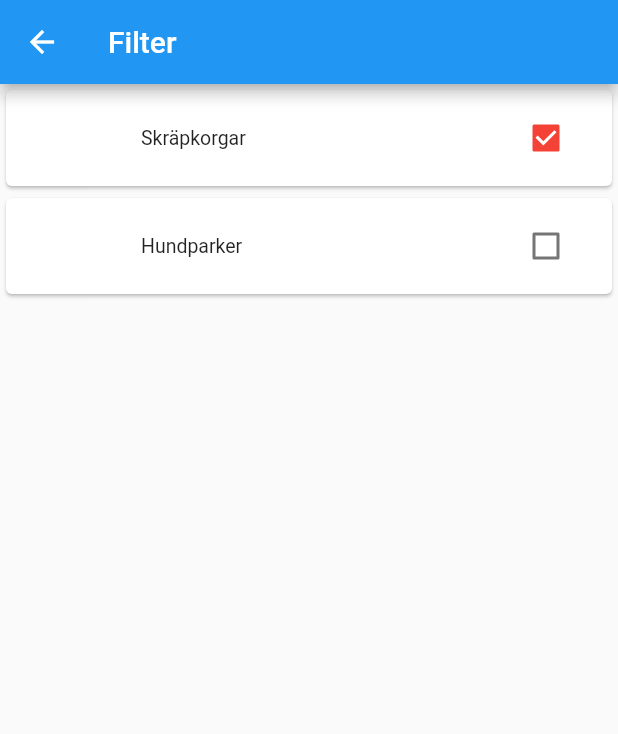
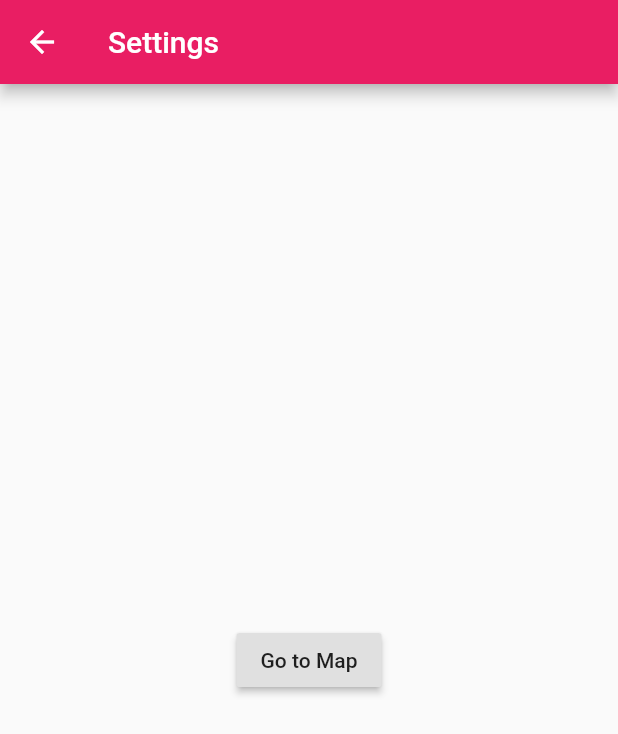
Before and after one commit to JohanEhrencrona/DogSTHLM, a Flutter app: the screen it shows after launch, after a tap on the "settings applications" icon, on a phone screen of 412 x 824 dp. Shown: the top 734 px of the screen. Run offline on Flutter 3.47's test engine with Material 2 defaults, Android fonts, the phone set to English and light mode, and no system bars; our stand-ins replace google_maps_flutter.

Commit message:
Second draft dog app

```diff
--- a/hund_pvt/lib/main.dart
+++ b/hund_pvt/lib/main.dart
@@ -2,6 +2,7 @@ import 'dart:async';
 
 import 'package:flutter/material.dart';
 import 'package:google_maps_flutter/google_maps_flutter.dart';
+import "settings.dart";
 
 void main() {
   runApp(MaterialApp(
@@ -39,7 +40,8 @@ class _MyAppState extends State<MyApp> {
                 icon: const Icon(Icons.settings_applications),
                 tooltip: 'Settings',
                 onPressed: () {
-                  filterScreen(context);
+                  Navigator.push(context,
+                      MaterialPageRoute(builder: (context) => Settings()));
                 },
               ),
             ]),
@@ -100,7 +102,7 @@ class _MyAppState extends State<MyApp> {
                             width: 50,
                           ),
                           onChanged: (bool val) {
-                            itemChange(val, index);
+                            //itemChange(val, index);
                           },
                         )
                       ],
--- /dev/null
+++ b/hund_pvt/lib/settings.dart
@@ -0,0 +1,22 @@
+import 'package:flutter/material.dart';
+
+class Settings extends StatelessWidget {
+  @override
+  Widget build(BuildContext context) {
+    // TODO: implement build
+    return Scaffold(
+      appBar: AppBar(
+        backgroundColor: Colors.pink,
+        title: Text("Settings"),
+      ),
+      body: Center(
+        child: RaisedButton(
+          onPressed: () {
+            Navigator.pop(context);
+          },
+          child: Text("Go to Map"),
+        ),
+      ),
+    );
+  }
+}
```
Also changed, not shown: 2 other files.
